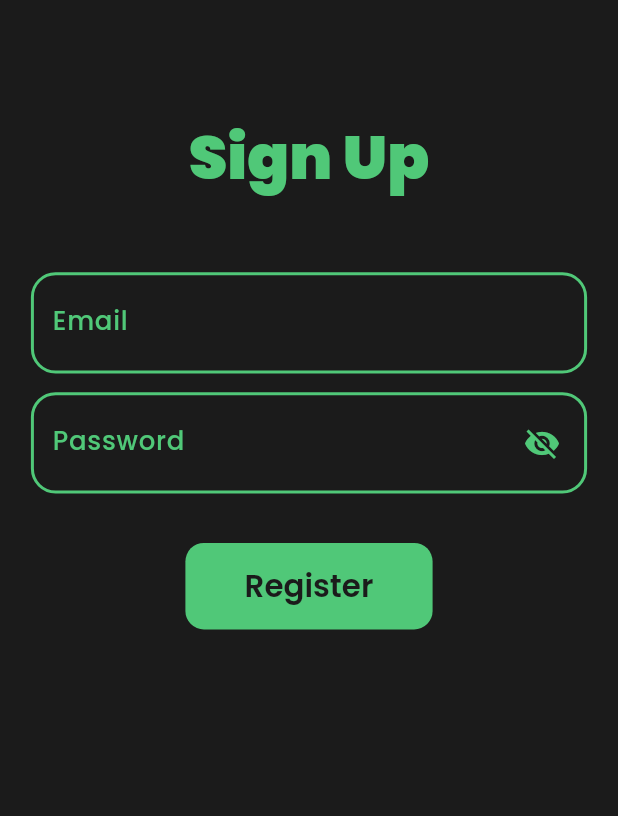
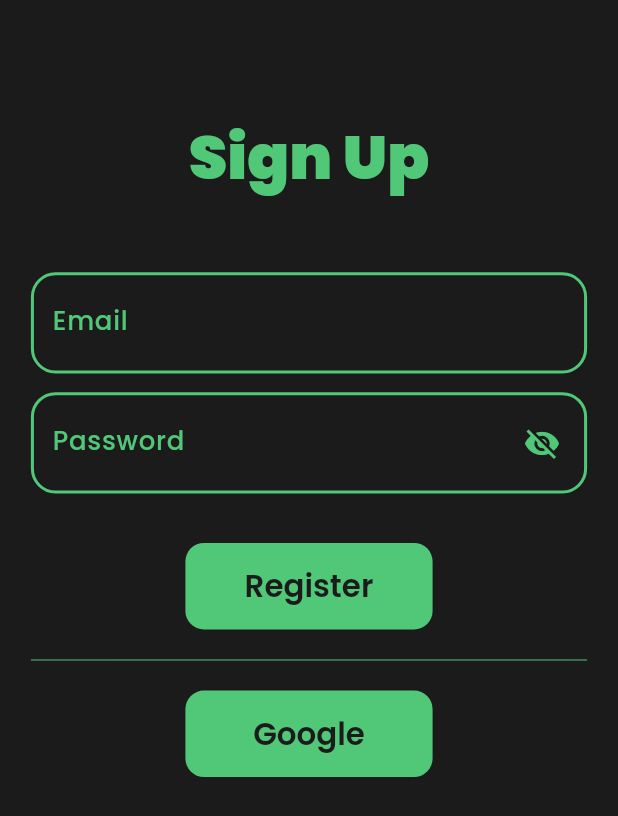
Before and after one commit to RohanUttamVeer/Portfoliio, a Flutter app: the screen it shows after launch, on a phone screen of 412 x 824 dp. Shown: the top 816 px of the screen. Run offline on Flutter 3.47's test engine with Material 2 defaults, Android fonts, the phone set to English and light mode, and no system bars; our stand-ins replace dartz, equatable, firebase_auth, firebase_core, get, google_fonts and 2 more; accounts and stored records are empty.

Commit message:
google signin added

```diff
--- a/lib/constants/text_constant.dart
+++ b/lib/constants/text_constant.dart
@@ -7,6 +7,7 @@ class TextConstants {
 
 // auth
   static const String register = "Register";
+  static const String google = "Google";
   static const String signIn = "Sign In";
   static const String signUp = "Sign Up";
   static const String dontHaveAccount = "Don't have an account ?\t";
--- a/lib/module/auth_module/presentation/controller/auth_controller.dart
+++ b/lib/module/auth_module/presentation/controller/auth_controller.dart
@@ -116,6 +116,7 @@ class AuthController extends GetxController {
         clearControllers();
       },
     );
+    loadingFalse();
   }
 
   /// set user as logged in
--- a/lib/module/auth_module/presentation/pages/auth_screen.dart
+++ b/lib/module/auth_module/presentation/pages/auth_screen.dart
@@ -108,7 +108,20 @@ class AuthScreen extends GetView<AuthController> {
                               color: ColorConstants.green,
                               text: TextConstants.register,
                             ),
-                    )
+                    ),
+                    SizedBox(height: SizeConfig.getPercentSize(3)),
+                    const Divider(
+                      color: ColorConstants.green,
+                    ),
+                    SizedBox(height: SizeConfig.getPercentSize(3)),
+                    PButton(
+                      context: context,
+                      onTap: () {
+                        controller.signUpWithGoogle();
+                      },
+                      color: ColorConstants.green,
+                      text: TextConstants.google,
+                    ),
                   ],
                 ),
               ),
```
Also changed, not shown: 1 other file.
